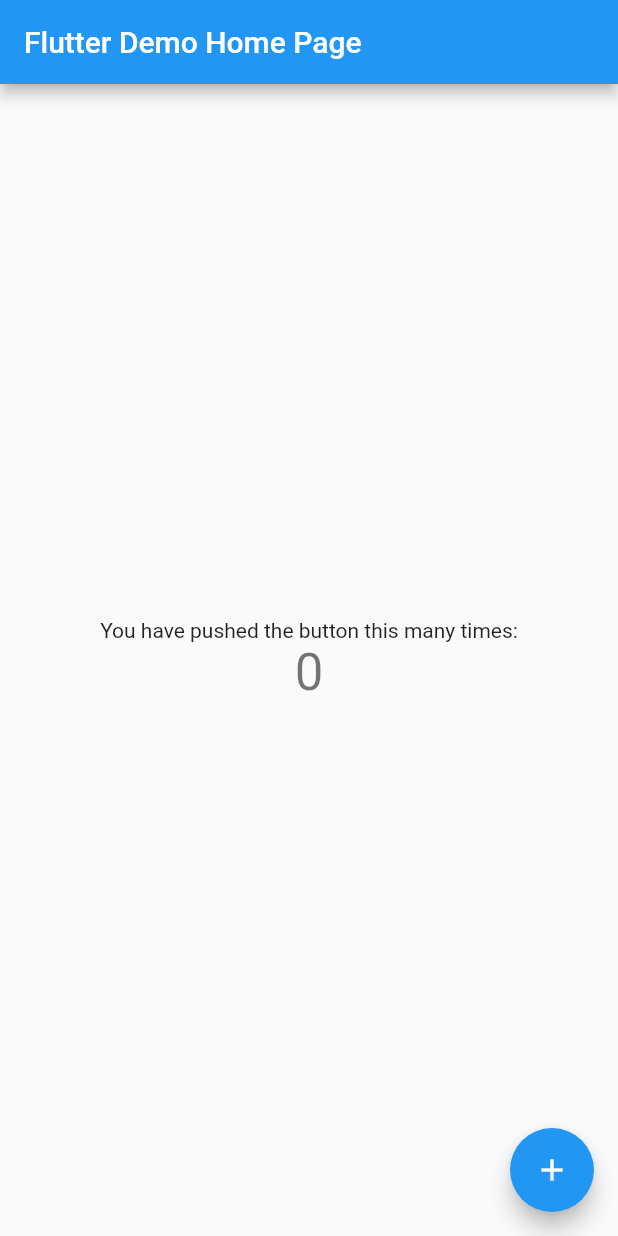
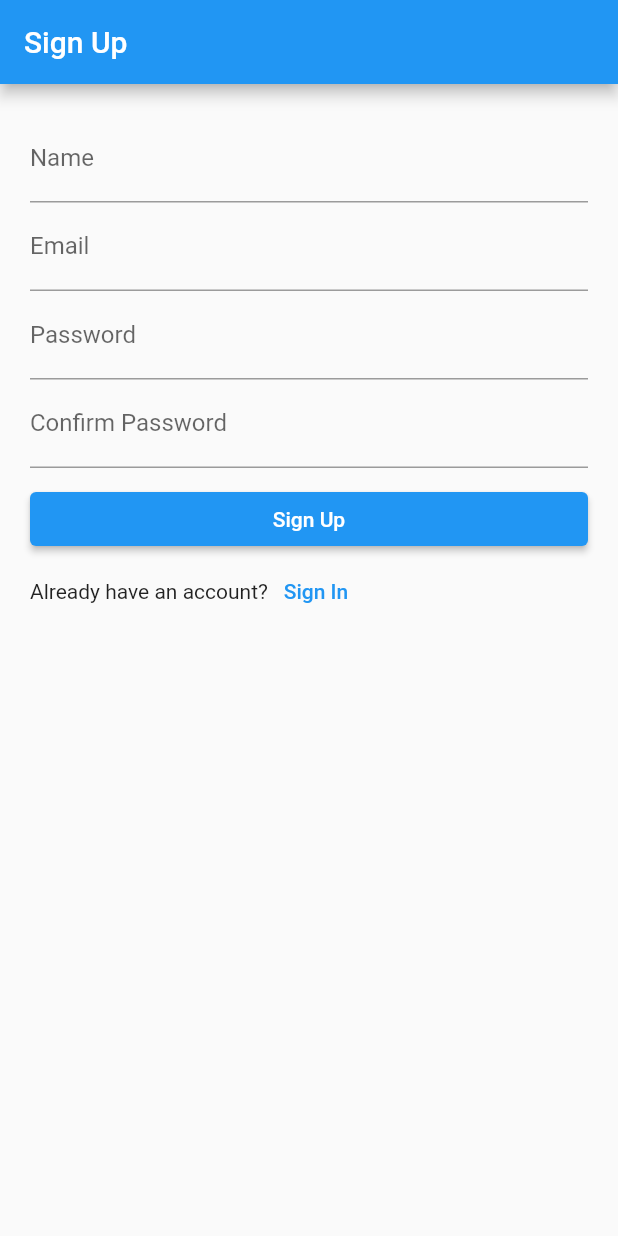
Before and after one commit to iamaddaiboateng/korba, a Flutter app: the screen it shows after launch, on a phone screen of 412 x 824 dp. Run offline on Flutter 3.47's test engine with Material 2 defaults, Android fonts, the phone set to English and light mode, and no system bars; our stand-ins replace connectivity_plus, get.

Commit message:
set up account ui

```diff
--- a/lib/core/utils/const_strings.dart
+++ b/lib/core/utils/const_strings.dart
@@ -2,3 +2,5 @@ const String kName = 'name';
 const String kEmail = 'email';
 const String kPassword = 'password';
 const String kLocation = 'location';
+const String kId = 'id';
+const String kToken = 'token';
--- /dev/null
+++ b/lib/features/account/model/account_model.dart
@@ -0,0 +1,28 @@
+import '../../../core/utils/const_strings.dart';
+
+class AccountModel {
+  String name, email, password;
+  String? token;
+  int? id;
+
+  AccountModel(
+      {required this.name,
+      required this.email,
+      required this.password,
+      this.id,
+      this.token});
+
+  factory AccountModel.fromJson(Map<String, dynamic> json) => AccountModel(
+        name: json[kName],
+        email: json[kEmail],
+        password: json[kPassword],
+        id: json[kId],
+        token: json[kToken],
+      );
+
+  Map<String, dynamic> toJson() => {
+        kName: name,
+        kEmail: email,
+        kPassword: password,
+      };
+}
--- /dev/null
+++ b/lib/features/account/view/sign_up.dart
@@ -0,0 +1,134 @@
+import 'package:flutter/material.dart';
+import 'package:get/get.dart';
+import 'package:korda/features/account/controller/account_controller.dart';
+import 'package:korda/features/account/model/account_model.dart';
+import 'package:korda/features/account/view/log_in_page.dart';
+
+class SignUp extends StatefulWidget {
+  const SignUp({Key? key}) : super(key: key);
+
+  @override
+  State<SignUp> createState() => _SignUpState();
+}
+
+class _SignUpState extends State<SignUp> {
+  final TextEditingController _nameController = TextEditingController();
+  final TextEditingController _emailController = TextEditingController();
+  final TextEditingController _passwordController = TextEditingController();
+  final TextEditingController _confirmPasswordController =
+      TextEditingController();
+  final GlobalKey<FormState> _formkey = GlobalKey<FormState>();
+
+  @override
+  void dispose() {
+    _nameController.dispose();
+    _emailController.dispose();
+    _passwordController.dispose();
+    _confirmPasswordController.dispose();
+    super.dispose();
+  }
+
+  @override
+  Widget build(BuildContext context) {
+    return Scaffold(
+      appBar: AppBar(
+        title: const Text('Sign Up'),
+      ),
+      body: Form(
+        key: _formkey,
+        child: SingleChildScrollView(
+          padding: const EdgeInsets.all(20),
+          child:
+              Column(crossAxisAlignment: CrossAxisAlignment.stretch, children: [
+            TextFormField(
+              controller: _nameController,
+              validator: (value) {
+                if (value!.isEmpty) {
+                  return 'Please enter your name';
+                }
+                return null;
+              },
+              decoration: const InputDecoration(
+                labelText: 'Name',
+              ),
+            ),
+            TextFormField(
+              controller: _emailController,
+              validator: (value) {
+                if (value!.isEmpty) {
+                  return 'Please enter an email';
+                } else if (!value.isEmail) {
+                  return 'Please enter a valid email';
+                } else {
+                  return null;
+                }
+              },
+              keyboardType: TextInputType.emailAddress,
+              decoration: const InputDecoration(
+                labelText: 'Email',
+              ),
+            ),
+            TextFormField(
+              obscureText: true,
+              controller: _passwordController,
+              validator: (value) {
+                if (value!.isEmpty) {
+                  return 'Please enter a password';
+                }
+                return null;
+              },
+              decoration: const InputDecoration(
+                labelText: 'Password',
+              ),
+            ),
+            TextFormField(
+              obscureText: true,
+              controller: _confirmPasswordController,
+              validator: (value) {
+                if (value!.isEmpty) {
+                  return 'Please enter a password';
+                } else if (value != _passwordController.text) {
+                  return 'Passwords do not match';
+                }
+                return null;
+              },
+              decoration: const InputDecoration(
+                labelText: 'Confirm Password',
+              ),
+            ),
+            const SizedBox(
+              height: 10,
+            ),
+            ElevatedButton(
+                child: const Text('Sign Up'),
+                onPressed: () {
+                  // check if form is valid
+                  if (_formkey.currentState!.validate()) {
+                    // create an account model
+                    AccountModel accountModel = AccountModel(
+                      name: _nameController.text,
+                      email: _emailController.text,
+                      password: _passwordController.text,
+                    );
+
+                    // sign up
+                    AccountController().signUp(accountModel);
+                  }
+                }),
+            Row(
+              children: [
+                const Text('Already have an account?'),
+                TextButton(
+                  child: const Text('Sign In'),
+                  onPressed: () {
+                    Get.to(() => const LogInPage());
+                  },
+                ),
+              ],
+            )
+          ]),
+        ),
+      ),
+    );
+  }
+}
--- /dev/null
+++ b/lib/features/users/controller/user_controller.dart
@@ -0,0 +1,3 @@
+class UserController {
+
+}
--- a/lib/features/users/model/user_name.dart
+++ b/lib/features/users/model/user_model.dart
@@ -2,16 +2,19 @@ import 'package:korda/core/utils/const_strings.dart';
 
 class User {
   String name, email, location;
+  int? id;
   User({
     required this.name,
     required this.email,
     required this.location,
+    this.id
   });
 
   factory User.fromJson(Map<String, dynamic> json) => User(
         name: json[kName],
         email: json[kEmail],
         location: json[kLocation],
+        id: json[kId]
       );
 
   Map<String, dynamic> toJson() => {
--- a/lib/main.dart
+++ b/lib/main.dart
@@ -1,4 +1,6 @@
 import 'package:flutter/material.dart';
+import 'package:get/get_navigation/src/root/get_material_app.dart';
+import 'package:korda/features/account/view/sign_up.dart';
 
 void main() {
   runApp(const MyApp());
@@ -10,8 +12,8 @@ class MyApp extends StatelessWidget {
   // This widget is the root of your application.
   @override
   Widget build(BuildContext context) {
-    return MaterialApp(
-      title: 'Flutter Demo',
+    return GetMaterialApp(
+      title: 'Korda Demo',
       theme: ThemeData(
         // This is the theme of your application.
         //
@@ -24,7 +26,7 @@ class MyApp extends StatelessWidget {
         // is not restarted.
         primarySwatch: Colors.blue,
       ),
-      home: const MyHomePage(title: 'Flutter Demo Home Page'),
+      home: const SignUp(),
     );
   }
 }
--- a/pubspec.yaml
+++ b/pubspec.yaml
@@ -27,6 +27,12 @@ environment:
 # the latest version available on pub.dev. To see which dependencies have newer
 # versions available, run `flutter pub outdated`.
 dependencies:
+
+  get: ^4.6.1
+  provider: ^6.0.2
+  connectivity_plus: ^2.2.1
+  hive: ^2.1.0
+  hive_flutter: ^1.1.0
   flutter:
     sdk: flutter
 
```
Also changed, not shown: lib/core/utils/connectivity_checker.dart (added, +17 -0 lines), lib/core/utils/notifications.dart (added, +62 -0 lines), lib/features/account/controller/account_controller.dart (added, +30 -0 lines), lib/features/account/view/log_in_page.dart (added, +76 -0 lines), pubspec.lock, 8 other files.
